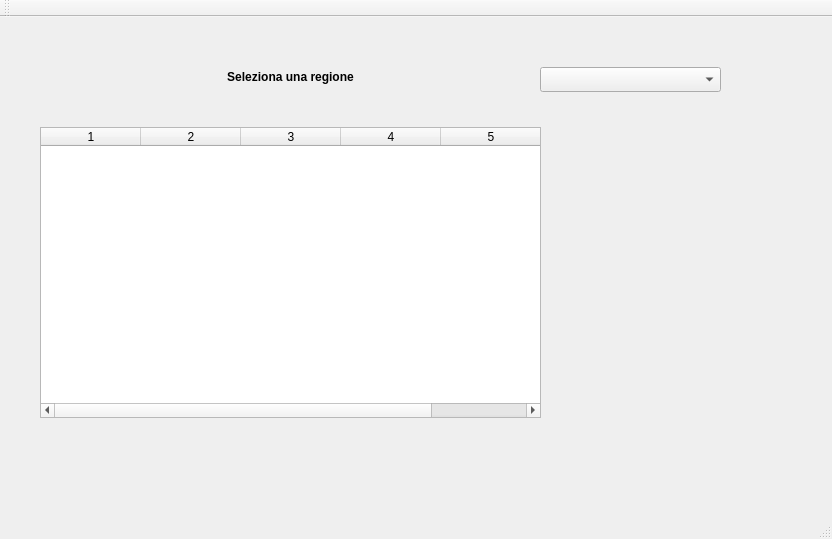
Before: the Qt Designer form Qt/mainwindow.ui in LolloneS/cbuffer, drawn with Qt 5.
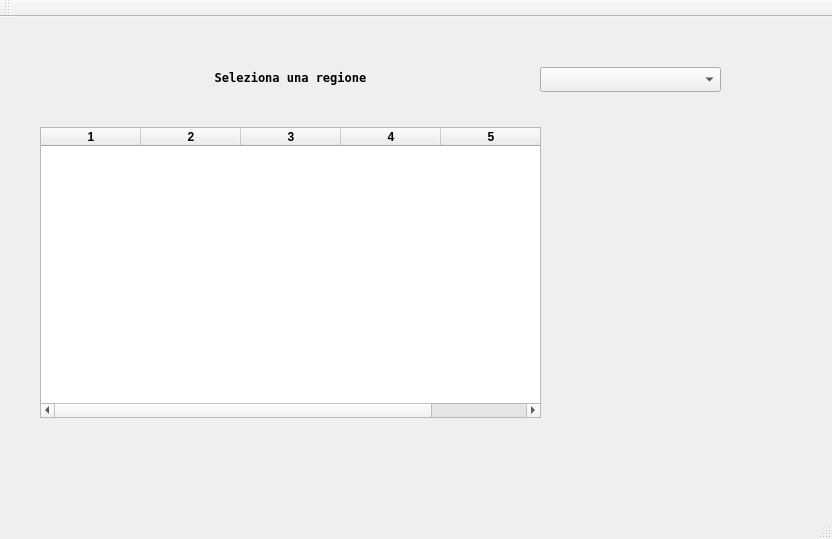
After: the same form once the commit is applied.

```diff
--- a/Qt/mainwindow.ui
+++ b/Qt/mainwindow.ui
@@ -10,6 +10,12 @@
     <height>539</height>
    </rect>
   </property>
+  <property name="font">
+   <font>
+    <weight>75</weight>
+    <bold>true</bold>
+   </font>
+  </property>
   <property name="windowTitle">
    <string>Progetto Regioni</string>
   </property>
@@ -25,7 +31,7 @@
     </property>
     <property name="font">
      <font>
-      <family>Ubuntu</family>
+      <family>DejaVu Sans Mono</family>
       <weight>75</weight>
       <bold>true</bold>
      </font>
```
